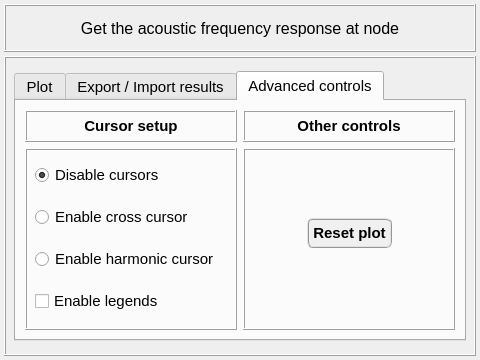
Before: the Qt Designer form data/user_input/ui/plots_/results_/acoustic_/plot_acoustic_frequency_response_input.ui in open-pulse/OpenPulse, drawn with Qt 5.
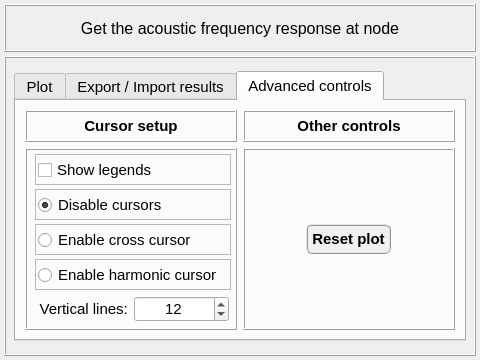
After: the same form once the commit is applied. The open tabs and pages were chosen to show the change.

The edit to the form file:
```diff
--- a/data/user_input/ui/plots_/results_/acoustic_/plot_acoustic_frequency_response_input.ui
+++ b/data/user_input/ui/plots_/results_/acoustic_/plot_acoustic_frequency_response_input.ui
@@ -1283,6 +1283,51 @@
             </layout>
            </widget>
           </item>
+          <item row="1" column="1">
+           <widget class="QFrame" name="frame_2">
+            <property name="frameShape">
+             <enum>QFrame::Box</enum>
+            </property>
+            <property name="frameShadow">
+             <enum>QFrame::Raised</enum>
+            </property>
+            <layout class="QGridLayout" name="gridLayout">
+             <item row="0" column="0">
+              <widget class="QPushButton" name="pushButton_ResetPlot">
+               <property name="minimumSize">
+                <size>
+                 <width>85</width>
+                 <height>30</height>
+                </size>
+               </property>
+               <property name="maximumSize">
+                <size>
+                 <width>85</width>
+                 <height>30</height>
+                </size>
+               </property>
+               <property name="font">
+                <font>
+                 <family>MS Shell Dlg 2</family>
+                 <pointsize>11</pointsize>
+                 <weight>75</weight>
+                 <italic>false</italic>
+                 <bold>true</bold>
+                </font>
+               </property>
+               <property name="styleSheet">
+                <string notr="true">QPushButton{border-radius: 6px; border-color: rgb(150, 150, 150); border-style: ridge; border-width: 2px; color: rgb(0, 0, 0); background-color: rgb(240, 240, 240); font: 75 bold 11pt &quot;MS Shell Dlg 2&quot;}
+QPushButton:hover{border-radius: 6px; border-color: rgb(0, 170, 255); border-style: ridge; border-width: 2px; color: rgb(0, 0, 0); background-color: rgba(174, 213, 255, 100); font: 75 bold 11pt &quot;MS Shell Dlg 2&quot;}
+QPushButton:pressed{border-radius: 6px; border-color: rgb(0, 170, 255); border-style: ridge; border-width: 3px; color: rgb(0, 0, 0); background-color: rgb(174, 213, 255); font: 75 bold 11pt &quot;MS Shell Dlg 2&quot;}</string>
+               </property>
+               <property name="text">
+                <string>Reset plot</string>
+               </property>
+              </widget>
+             </item>
+            </layout>
+           </widget>
+          </item>
           <item row="1" column="0">
            <widget class="QFrame" name="frame_6">
             <property name="minimumSize">
@@ -1309,7 +1354,7 @@
             <property name="frameShadow">
              <enum>QFrame::Raised</enum>
             </property>
-            <layout class="QGridLayout" name="gridLayout">
+            <layout class="QGridLayout" name="gridLayout_10">
              <property name="leftMargin">
               <number>8</number>
              </property>
@@ -1322,197 +1367,327 @@
              <property name="bottomMargin">
               <number>4</number>
              </property>
-             <property name="horizontalSpacing">
+             <property name="spacing">
               <number>4</number>
              </property>
-             <property name="verticalSpacing">
-              <number>8</number>
-             </property>
              <item row="0" column="0">
-              <widget class="QRadioButton" name="radioButton_disable_cursors">
-               <property name="minimumSize">
-                <size>
-                 <width>75</width>
-                 <height>26</height>
-                </size>
+              <widget class="QFrame" name="frame_5">
+               <property name="frameShape">
+                <enum>QFrame::StyledPanel</enum>
                </property>
-               <property name="maximumSize">
-                <size>
-                 <width>200</width>
-                 <height>26</height>
-                </size>
+               <property name="frameShadow">
+                <enum>QFrame::Raised</enum>
                </property>
-               <property name="font">
-                <font>
-                 <family>Arial</family>
-                 <pointsize>11</pointsize>
-                 <weight>50</weight>
-                 <italic>false</italic>
-                 <bold>false</bold>
-                </font>
-               </property>
-               <property name="text">
-                <string>Disable cursors</string>
-               </property>
-               <property name="checked">
-                <bool>true</bool>
-               </property>
-               <attribute name="buttonGroup">
-                <string notr="true">buttonGroup_cursor</string>
-               </attribute>
-              </widget>
-             </item>
-             <item row="3" column="0">
-              <widget class="QCheckBox" name="checkBox_legends">
-               <property name="minimumSize">
-                <size>
-                 <width>75</width>
-                 <height>26</height>
-                </size>
-               </property>
-               <property name="maximumSize">
-                <size>
-                 <width>200</width>
-                 <height>26</height>
-                </size>
-               </property>
-               <property name="font">
-                <font>
-                 <family>Arial</family>
-                 <pointsize>11</pointsize>
-                 <weight>50</weight>
-                 <italic>false</italic>
-                 <bold>false</bold>
-                </font>
-               </property>
-               <property name="text">
-                <string>Enable legends</string>
-               </property>
-               <property name="checked">
-                <bool>false</bool>
-               </property>
+               <layout class="QGridLayout" name="gridLayout_13">
+                <property name="leftMargin">
+                 <number>2</number>
+                </property>
+                <property name="topMargin">
+                 <number>2</number>
+                </property>
+                <property name="rightMargin">
+                 <number>2</number>
+                </property>
+                <property name="bottomMargin">
+                 <number>2</number>
+                </property>
+                <property name="spacing">
+                 <number>2</number>
+                </property>
+                <item row="0" column="0">
+                 <widget class="QCheckBox" name="checkBox_legends">
+                  <property name="minimumSize">
+                   <size>
+                    <width>75</width>
+                    <height>26</height>
+                   </size>
+                  </property>
+                  <property name="maximumSize">
+                   <size>
+                    <width>200</width>
+                    <height>26</height>
+                   </size>
+                  </property>
+                  <property name="font">
+                   <font>
+                    <family>Arial</family>
+                    <pointsize>11</pointsize>
+                    <weight>50</weight>
+                    <italic>false</italic>
+                    <bold>false</bold>
+                   </font>
+                  </property>
+                  <property name="text">
+                   <string>Show legends</string>
+                  </property>
+                  <property name="checked">
+                   <bool>false</bool>
+                  </property>
+                 </widget>
+                </item>
+               </layout>
               </widget>
              </item>
              <item row="1" column="0">
-              <widget class="QRadioButton" name="radioButton_cross_cursor">
-               <property name="minimumSize">
-                <size>
-                 <width>75</width>
-                 <height>26</height>
-                </size>
+              <widget class="QFrame" name="frame_9">
+               <property name="frameShape">
+                <enum>QFrame::StyledPanel</enum>
                </property>
-               <property name="maximumSize">
-                <size>
-                 <width>200</width>
-                 <height>26</height>
-                </size>
+               <property name="frameShadow">
+                <enum>QFrame::Raised</enum>
                </property>
-               <property name="font">
-                <font>
-                 <family>Arial</family>
-                 <pointsize>11</pointsize>
-                 <weight>50</weight>
-                 <italic>false</italic>
-                 <bold>false</bold>
-                </font>
+               <layout class="QGridLayout" name="gridLayout_12">
+                <property name="leftMargin">
+                 <number>2</number>
+                </property>
+                <property name="topMargin">
+                 <number>2</number>
+                </property>
+                <property name="rightMargin">
+                 <number>2</number>
+                </property>
+                <property name="bottomMargin">
+                 <number>2</number>
+                </property>
+                <property name="spacing">
+                 <number>2</number>
+                </property>
+                <item row="0" column="0">
+                 <widget class="QRadioButton" name="radioButton_disable_cursors">
+                  <property name="minimumSize">
+                   <size>
+                    <width>75</width>
+                    <height>26</height>
+                   </size>
+                  </property>
+                  <property name="maximumSize">
+                   <size>
+                    <width>200</width>
+                    <height>26</height>
+                   </size>
+                  </property>
+                  <property name="font">
+                   <font>
+                    <family>Arial</family>
+                    <pointsize>11</pointsize>
+                    <weight>50</weight>
+                    <italic>false</italic>
+                    <bold>false</bold>
+                   </font>
+                  </property>
+                  <property name="text">
+                   <string>Disable cursors</string>
+                  </property>
+                  <property name="checked">
+                   <bool>true</bool>
+                  </property>
+                 </widget>
+                </item>
+               </layout>
+              </widget>
+             </item>
+             <item row="4" column="0">
+              <widget class="QFrame" name="frame_10">
+               <property name="frameShape">
+                <enum>QFrame::StyledPanel</enum>
                </property>
-               <property name="text">
-                <string>Enable cross cursor</string>
+               <property name="frameShadow">
+                <enum>QFrame::Raised</enum>
                </property>
-               <property name="checked">
-                <bool>false</bool>
-               </property>
-               <attribute name="buttonGroup">
-                <string notr="true">buttonGroup_cursor</string>
-               </attribute>
+               <layout class="QGridLayout" name="gridLayout_11">
+                <property name="leftMargin">
+                 <number>2</number>
+                </property>
+                <property name="topMargin">
+                 <number>2</number>
+                </property>
+                <property name="rightMargin">
+                 <number>2</number>
+                </property>
+                <property name="bottomMargin">
+                 <number>2</number>
+                </property>
+                <property name="spacing">
+                 <number>2</number>
+                </property>
+                <item row="0" column="0">
+                 <widget class="QRadioButton" name="radioButton_harmonic_cursor">
+                  <property name="minimumSize">
+                   <size>
+                    <width>75</width>
+                    <height>26</height>
+                   </size>
+                  </property>
+                  <property name="maximumSize">
+                   <size>
+                    <width>200</width>
+                    <height>26</height>
+                   </size>
+                  </property>
+                  <property name="font">
+                   <font>
+                    <family>Arial</family>
+                    <pointsize>11</pointsize>
+                    <weight>50</weight>
+                    <italic>false</italic>
+                    <bold>false</bold>
+                   </font>
+                  </property>
+                  <property name="text">
+                   <string>Enable harmonic cursor</string>
+                  </property>
+                  <property name="checked">
+                   <bool>false</bool>
+                  </property>
+                 </widget>
+                </item>
+               </layout>
               </widget>
              </item>
-             <item row="2" column="0">
-              <widget class="QRadioButton" name="radioButton_harmonic_cursor">
-               <property name="minimumSize">
-                <size>
-                 <width>75</width>
-                 <height>26</height>
-                </size>
+             <item row="5" column="0">
+              <widget class="QFrame" name="frame_vertical_lines">
+               <property name="frameShape">
+                <enum>QFrame::NoFrame</enum>
                </property>
-               <property name="maximumSize">
-                <size>
-                 <width>200</width>
-                 <height>26</height>
-                </size>
+               <property name="frameShadow">
+                <enum>QFrame::Raised</enum>
                </property>
-               <property name="font">
-                <font>
-                 <family>Arial</family>
-                 <pointsize>11</pointsize>
-                 <weight>50</weight>
-                 <italic>false</italic>
-                 <bold>false</bold>
-                </font>
+               <layout class="QGridLayout" name="gridLayout_39">
+                <property name="leftMargin">
+                 <number>2</number>
+                </property>
+                <property name="topMargin">
+                 <number>2</number>
+                </property>
+                <property name="rightMargin">
+                 <number>2</number>
+                </property>
+                <property name="bottomMargin">
+                 <number>2</number>
+                </property>
+                <property name="spacing">
+                 <number>2</number>
+                </property>
+                <item row="0" column="0">
+                 <widget class="QLabel" name="label_14">
+                  <property name="minimumSize">
+                   <size>
+                    <width>0</width>
+                    <height>26</height>
+                   </size>
+                  </property>
+                  <property name="maximumSize">
+                   <size>
+                    <width>16777215</width>
+                    <height>26</height>
+                   </size>
+                  </property>
+                  <property name="baseSize">
+                   <size>
+                    <width>0</width>
+                    <height>0</height>
+                   </size>
+                  </property>
+                  <property name="text">
+                   <string>Vertical lines: </string>
+                  </property>
+                  <property name="alignment">
+                   <set>Qt::AlignRight|Qt::AlignTrailing|Qt::AlignVCenter</set>
+                  </property>
+                 </widget>
+                </item>
+                <item row="0" column="1">
+                 <widget class="QSpinBox" name="spinBox_vertical_lines">
+                  <property name="minimumSize">
+                   <size>
+                    <width>0</width>
+                    <height>26</height>
+                   </size>
+                  </property>
+                  <property name="maximumSize">
+                   <size>
+                    <width>16777215</width>
+                    <height>26</height>
+                   </size>
+                  </property>
+                  <property name="alignment">
+                   <set>Qt::AlignCenter</set>
+                  </property>
+                  <property name="minimum">
+                   <number>2</number>
+                  </property>
+                  <property name="maximum">
+                   <number>20</number>
+                  </property>
+                  <property name="value">
+                   <number>12</number>
+                  </property>
+                 </widget>
+                </item>
+               </layout>
+              </widget>
+             </item>
+             <item row="3" column="0">
+              <widget class="QFrame" name="frame_11">
+               <property name="frameShape">
+                <enum>QFrame::StyledPanel</enum>
                </property>
-               <property name="text">
-                <string>Enable harmonic cursor</string>
+               <property name="frameShadow">
+                <enum>QFrame::Raised</enum>
                </property>
-               <property name="checked">
-                <bool>false</bool>
-               </property>
-               <attribute name="buttonGroup">
-                <string notr="true">buttonGroup_cursor</string>
-               </attribute>
+               <layout class="QGridLayout" name="gridLayout_14">
+                <property name="leftMargin">
+                 <number>2</number>
+                </property>
+                <property name="topMargin">
+                 <number>2</number>
+                </property>
+                <property name="rightMargin">
+                 <number>2</number>
+                </property>
+                <property name="bottomMargin">
+                 <number>2</number>
+                </property>
+                <property name="spacing">
+                 <number>2</number>
+                </property>
+                <item row="0" column="0">
+                 <widget class="QRadioButton" name="radioButton_cross_cursor">
+                  <property name="minimumSize">
+                   <size>
+                    <width>75</width>
+                    <height>26</height>
+                   </size>
+                  </property>
+                  <property name="maximumSize">
+                   <size>
+                    <width>200</width>
+                    <height>26</height>
+                   </size>
+                  </property>
+                  <property name="font">
+                   <font>
+                    <family>Arial</family>
+                    <pointsize>11</pointsize>
+                    <weight>50</weight>
+                    <italic>false</italic>
+                    <bold>false</bold>
+                   </font>
+                  </property>
+                  <property name="text">
+                   <string>Enable cross cursor</string>
+                  </property>
+                  <property name="checked">
+                   <bool>false</bool>
+                  </property>
+                 </widget>
+                </item>
+               </layout>
               </widget>
              </item>
             </layout>
            </widget>
           </item>
-          <item row="1" column="1">
-           <widget class="QFrame" name="frame_2">
-            <property name="frameShape">
-             <enum>QFrame::Box</enum>
-            </property>
-            <property name="frameShadow">
-             <enum>QFrame::Raised</enum>
-            </property>
-            <widget class="QPushButton" name="pushButton_ResetPlot">
-             <property name="geometry">
-              <rect>
-               <x>64</x>
-               <y>70</y>
-               <width>85</width>
-               <height>30</height>
-              </rect>
-             </property>
-             <property name="minimumSize">
-              <size>
-               <width>85</width>
-               <height>30</height>
-              </size>
-             </property>
-             <property name="maximumSize">
-              <size>
-               <width>85</width>
-               <height>30</height>
-              </size>
-             </property>
-             <property name="font">
-              <font>
-               <family>MS Shell Dlg 2</family>
-               <pointsize>11</pointsize>
-               <weight>75</weight>
-               <italic>false</italic>
-               <bold>true</bold>
-              </font>
-             </property>
-             <property name="styleSheet">
-              <string notr="true">QPushButton{border-radius: 6px; border-color: rgb(150, 150, 150); border-style: ridge; border-width: 2px; color: rgb(0, 0, 0); background-color: rgb(240, 240, 240); font: 75 bold 11pt &quot;MS Shell Dlg 2&quot;}
-QPushButton:hover{border-radius: 6px; border-color: rgb(0, 170, 255); border-style: ridge; border-width: 2px; color: rgb(0, 0, 0); background-color: rgba(174, 213, 255, 100); font: 75 bold 11pt &quot;MS Shell Dlg 2&quot;}
-QPushButton:pressed{border-radius: 6px; border-color: rgb(0, 170, 255); border-style: ridge; border-width: 3px; color: rgb(0, 0, 0); background-color: rgb(174, 213, 255); font: 75 bold 11pt &quot;MS Shell Dlg 2&quot;}</string>
-             </property>
-             <property name="text">
-              <string>Reset plot</string>
-             </property>
-            </widget>
-           </widget>
-          </item>
          </layout>
         </widget>
        </widget>
```
